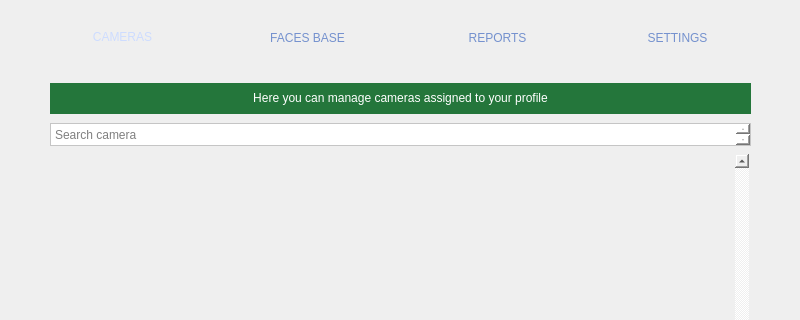
Old version of the form LeonCam/MainApp.ui in the repository kazimierczak-robert/LeonCam; both pictures show x 0 to 800 and y 0 to 320 of the 800 by 500 pixel window.
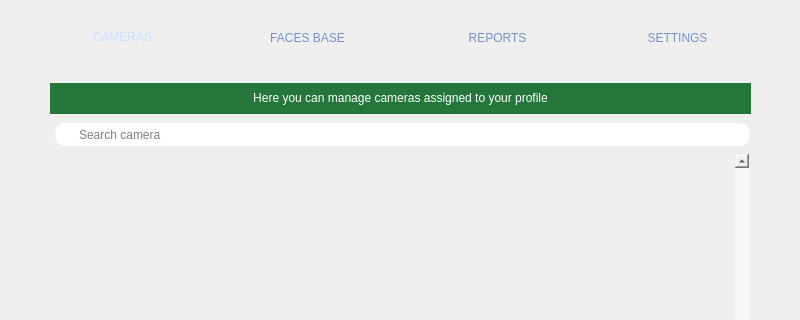
New version of the form. Icons and pictures are not drawn.

What changed in the file:
```diff
--- a/LeonCam/MainApp.ui
+++ b/LeonCam/MainApp.ui
@@ -109,22 +109,6 @@
        <string>Add Camera</string>
       </property>
      </widget>
-     <widget class="QTextEdit" name="TESearch">
-      <property name="geometry">
-       <rect>
-        <x>20</x>
-        <y>70</y>
-        <width>701</width>
-        <height>23</height>
-       </rect>
-      </property>
-      <property name="styleSheet">
-       <string notr="true">background-color: rgb(255, 255, 255);</string>
-      </property>
-      <property name="placeholderText">
-       <string>Search camera</string>
-      </property>
-     </widget>
      <widget class="QTableWidget" name="TLWCameras">
       <property name="geometry">
        <rect>
@@ -248,6 +232,47 @@
        <string>&lt;html&gt;&lt;head/&gt;&lt;body&gt;&lt;p align=&quot;center&quot;&gt;Here you can manage cameras assigned to your profile&lt;/p&gt;&lt;/body&gt;&lt;/html&gt;</string>
       </property>
      </widget>
+     <widget class="QLabel" name="LSearch">
+      <property name="geometry">
+       <rect>
+        <x>20</x>
+        <y>70</y>
+        <width>23</width>
+        <height>23</height>
+       </rect>
+      </property>
+      <property name="styleSheet">
+       <string notr="true">background-image: url(:/Resources/Images/search.png); border: none; margin: 0px; padding: 0px;</string>
+      </property>
+      <property name="text">
+       <string/>
+      </property>
+     </widget>
+     <widget class="QLineEdit" name="LESearch">
+      <property name="geometry">
+       <rect>
+        <x>25</x>
+        <y>70</y>
+        <width>695</width>
+        <height>23</height>
+       </rect>
+      </property>
+      <property name="styleSheet">
+       <string notr="true">background-color: rgb(255, 255, 255);
+padding-left: 22px;
+border-radius: 11px;</string>
+      </property>
+      <property name="placeholderText">
+       <string>Search camera</string>
+      </property>
+     </widget>
+     <zorder>PBAddCamera</zorder>
+     <zorder>TLWCameras</zorder>
+     <zorder>LTotalNumber</zorder>
+     <zorder>LEnabledNumber</zorder>
+     <zorder>LHelpCameras</zorder>
+     <zorder>LESearch</zorder>
+     <zorder>LSearch</zorder>
     </widget>
     <widget class="QWidget" name="TFacesBase">
      <property name="styleSheet">
```
Left out of the diff: 15 changed lines with no effect on the pictures.
